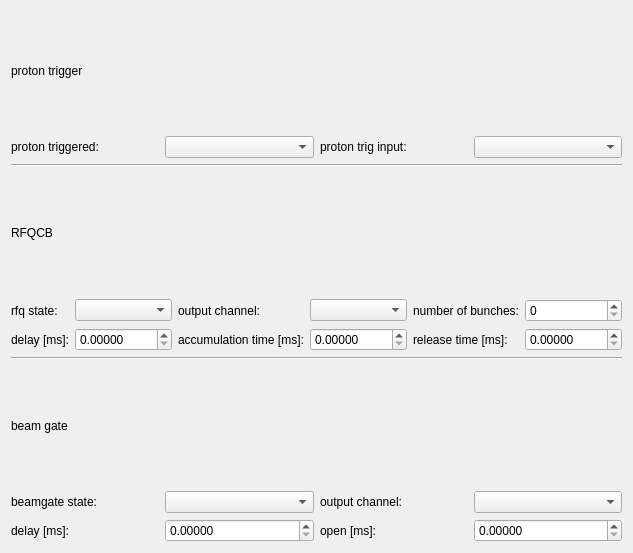
The window that TildaHost/source/Interface/PulsePatternUi/Ui_PpgSimpleWidg.ui (lasersphere/Tilda) describes before a commit, drawn with Qt 5.
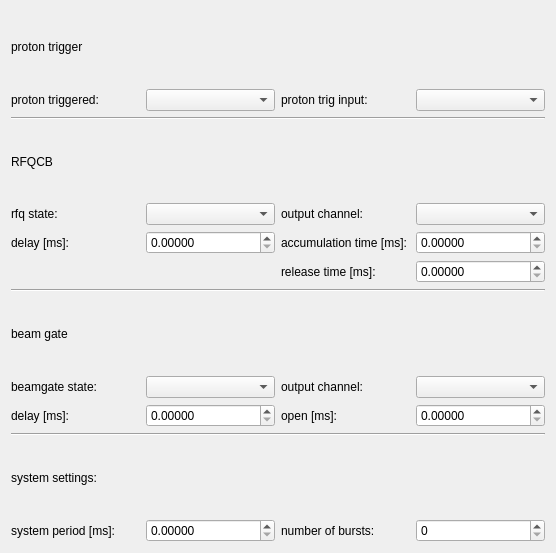
The same window after the commit.

```diff
--- a/TildaHost/source/Interface/PulsePatternUi/Ui_PpgSimpleWidg.ui
+++ b/TildaHost/source/Interface/PulsePatternUi/Ui_PpgSimpleWidg.ui
@@ -64,19 +64,6 @@
    </item>
    <item>
     <layout class="QGridLayout" name="gridLayout">
-     <item row="1" column="10">
-      <widget class="QDoubleSpinBox" name="doubleSpinBox_rfqcb_release_time_ms">
-       <property name="keyboardTracking">
-        <bool>false</bool>
-       </property>
-       <property name="decimals">
-        <number>5</number>
-       </property>
-       <property name="maximum">
-        <double>10000.000000000000000</double>
-       </property>
-      </widget>
-     </item>
      <item row="1" column="1">
       <widget class="QLabel" name="label_14">
        <property name="text">
@@ -97,13 +84,6 @@
        </property>
       </widget>
      </item>
-     <item row="1" column="5">
-      <widget class="QLabel" name="label_5">
-       <property name="text">
-        <string>release time [ms]:</string>
-       </property>
-      </widget>
-     </item>
      <item row="1" column="3">
       <widget class="QLabel" name="label_4">
        <property name="text">
@@ -124,33 +104,6 @@
        </property>
       </widget>
      </item>
-     <item row="0" column="10">
-      <widget class="QSpinBox" name="spinBox_rfqcb_num_of_bunches">
-       <property name="keyboardTracking">
-        <bool>false</bool>
-       </property>
-       <property name="maximum">
-        <number>10000000</number>
-       </property>
-      </widget>
-     </item>
-     <item row="0" column="5">
-      <widget class="QLabel" name="label_13">
-       <property name="text">
-        <string>number of bunches:</string>
-       </property>
-      </widget>
-     </item>
-     <item row="0" column="4">
-      <widget class="QComboBox" name="comboBox_rfqcb_out_ch"/>
-     </item>
-     <item row="0" column="3">
-      <widget class="QLabel" name="label_7">
-       <property name="text">
-        <string>output channel:</string>
-       </property>
-      </widget>
-     </item>
      <item row="0" column="2">
       <widget class="QComboBox" name="comboBox_rfq_state"/>
      </item>
@@ -161,6 +114,36 @@
        </property>
       </widget>
      </item>
+     <item row="0" column="3">
+      <widget class="QLabel" name="label_7">
+       <property name="text">
+        <string>output channel:</string>
+       </property>
+      </widget>
+     </item>
+     <item row="0" column="4">
+      <widget class="QComboBox" name="comboBox_rfqcb_out_ch"/>
+     </item>
+     <item row="2" column="4">
+      <widget class="QDoubleSpinBox" name="doubleSpinBox_rfqcb_release_time_ms">
+       <property name="keyboardTracking">
+        <bool>false</bool>
+       </property>
+       <property name="decimals">
+        <number>5</number>
+       </property>
+       <property name="maximum">
+        <double>10000.000000000000000</double>
+       </property>
+      </widget>
+     </item>
+     <item row="2" column="3">
+      <widget class="QLabel" name="label_5">
+       <property name="text">
+        <string>release time [ms]:</string>
+       </property>
+      </widget>
+     </item>
     </layout>
    </item>
    <item>
@@ -241,6 +224,61 @@
      </item>
     </layout>
    </item>
+   <item>
+    <widget class="Line" name="line_3">
+     <property name="orientation">
+      <enum>Qt::Horizontal</enum>
+     </property>
+    </widget>
+   </item>
+   <item>
+    <widget class="QLabel" name="label_17">
+     <property name="text">
+      <string>system settings:</string>
+     </property>
+    </widget>
+   </item>
+   <item>
+    <layout class="QGridLayout" name="gridLayout_3">
+     <item row="0" column="1">
+      <widget class="QDoubleSpinBox" name="doubleSpinBox_system_period">
+       <property name="keyboardTracking">
+        <bool>false</bool>
+       </property>
+       <property name="decimals">
+        <number>5</number>
+       </property>
+       <property name="maximum">
+        <double>100000.000000000000000</double>
+       </property>
+      </widget>
+     </item>
+     <item row="0" column="0">
+      <widget class="QLabel" name="label_16">
+       <property name="text">
+        <string>system period [ms]:</string>
+       </property>
+      </widget>
+     </item>
+     <item row="0" column="2">
+      <widget class="QLabel" name="label_13">
+       <property name="text">
+        <string>number of bursts:</string>
+       </property>
+      </widget>
+     </item>
+     <item row="0" column="3">
+      <widget class="QSpinBox" name="spinBox_rfqcb_num_of_bunches">
+       <property name="keyboardTracking">
+        <bool>false</bool>
+       </property>
+       <property name="maximum">
+        <number>10000000</number>
+       </property>
+      </widget>
+     </item>
+    </layout>
+   </item>
   </layout>
  </widget>
  <resources/>
```
Left out of the diff: 15 changed lines with no effect on the pictures.
